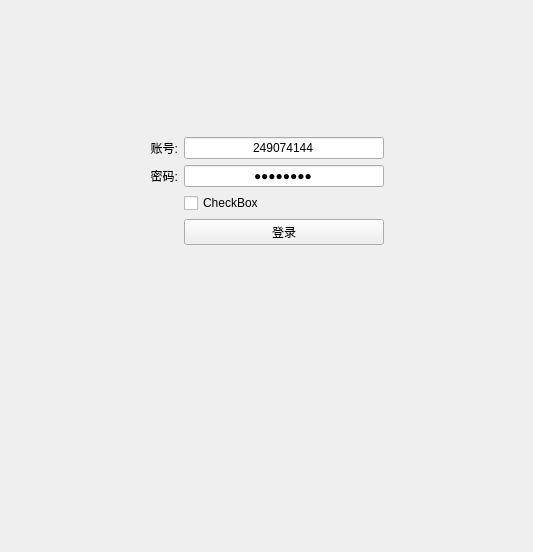
Before: the Qt Designer form ui_src/login.ui in fx-tourist/ahutTool, drawn with Qt 5.
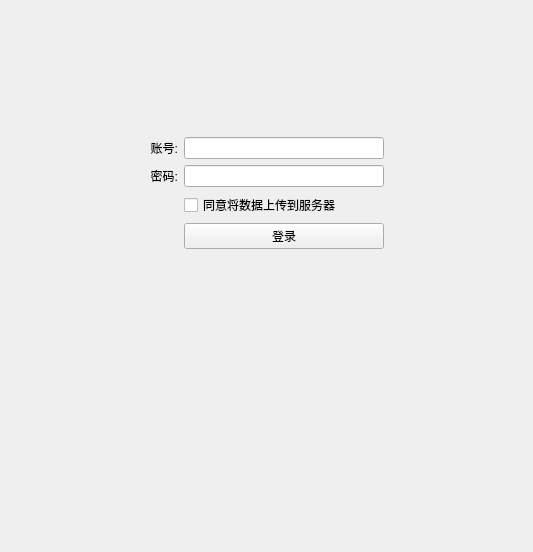
After: the same form once the commit is applied.

The edit to the form file:
```diff
--- a/ui_src/login.ui
+++ b/ui_src/login.ui
@@ -33,7 +33,7 @@
    <item row="3" column="3">
     <widget class="QCheckBox" name="used_accept">
      <property name="text">
-      <string>CheckBox</string>
+      <string>同意将数据上传到服务器</string>
      </property>
     </widget>
    </item>
@@ -59,7 +59,7 @@
       </size>
      </property>
      <property name="text">
-      <string>20060612</string>
+      <string/>
      </property>
      <property name="maxLength">
       <number>15</number>
@@ -116,7 +116,7 @@
       </size>
      </property>
      <property name="text">
-      <string>249074144</string>
+      <string/>
      </property>
      <property name="maxLength">
       <number>15</number>
```
